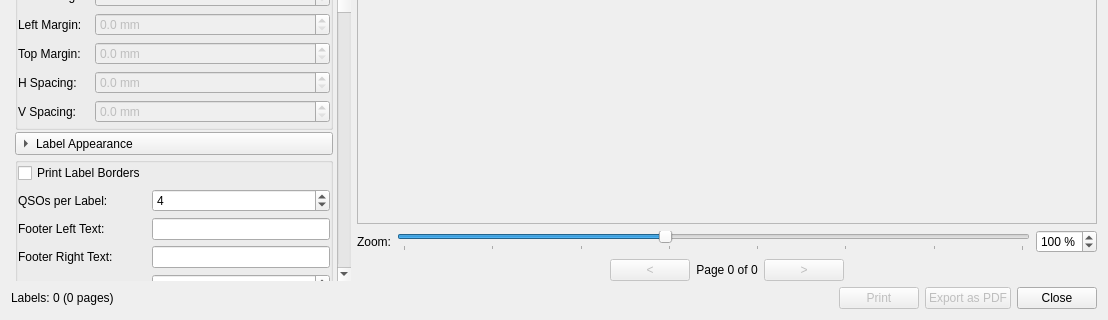
Above: ui/QSLPrintLabelDialog.ui from aa5sh/QLog before the change; both pictures show x 0 to 1108 and y 380 to 700 of the 1108 by 700 pixel window. Below: the same form after it.
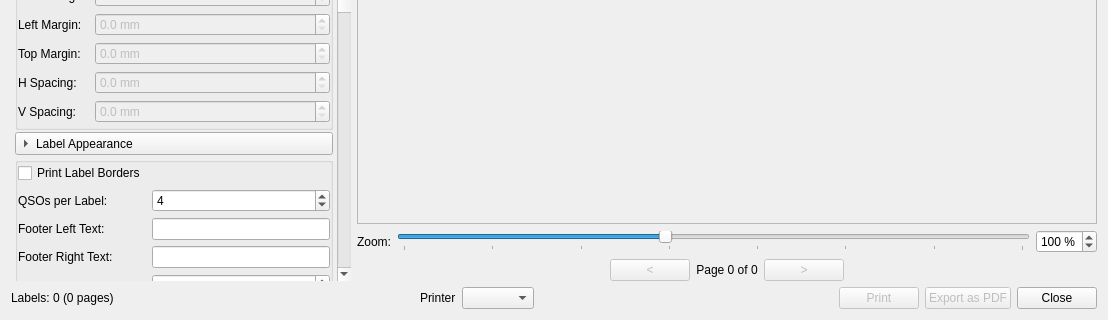
That is the form after the change. Icons and pictures are not drawn. Custom widgets are drawn as their Qt base class.

Commit message:
QSLPrinting: Solving QPrintDialog issue under MacOS
The issue was that launching QPrintDialog
caused the application to crash on macOS. This problem is observed
only on macOS; on other operating systems, this workaround is not present
and the native QPrintDialog is used.

The workaround adds the option to select a printer directly within the dialog,
thereby avoiding the need to invoke QPrintDialog. See more details #993.

The edit to the form file:
```diff
--- a/ui/QSLPrintLabelDialog.ui
+++ b/ui/QSLPrintLabelDialog.ui
@@ -1095,6 +1095,29 @@
        </property>
       </spacer>
      </item>
+     <item>
+      <widget class="QLabel" name="printerLabel">
+       <property name="text">
+        <string>Printer</string>
+       </property>
+      </widget>
+     </item>
+     <item>
+      <widget class="QComboBox" name="printerCombo"/>
+     </item>
+     <item>
+      <spacer name="horizontalSpacer">
+       <property name="orientation">
+        <enum>Qt::Horizontal</enum>
+       </property>
+       <property name="sizeHint" stdset="0">
+        <size>
+         <width>40</width>
+         <height>20</height>
+        </size>
+       </property>
+      </spacer>
+     </item>
      <item>
       <widget class="QPushButton" name="printButton">
        <property name="enabled">
```
The commit also changes 2 other files.
